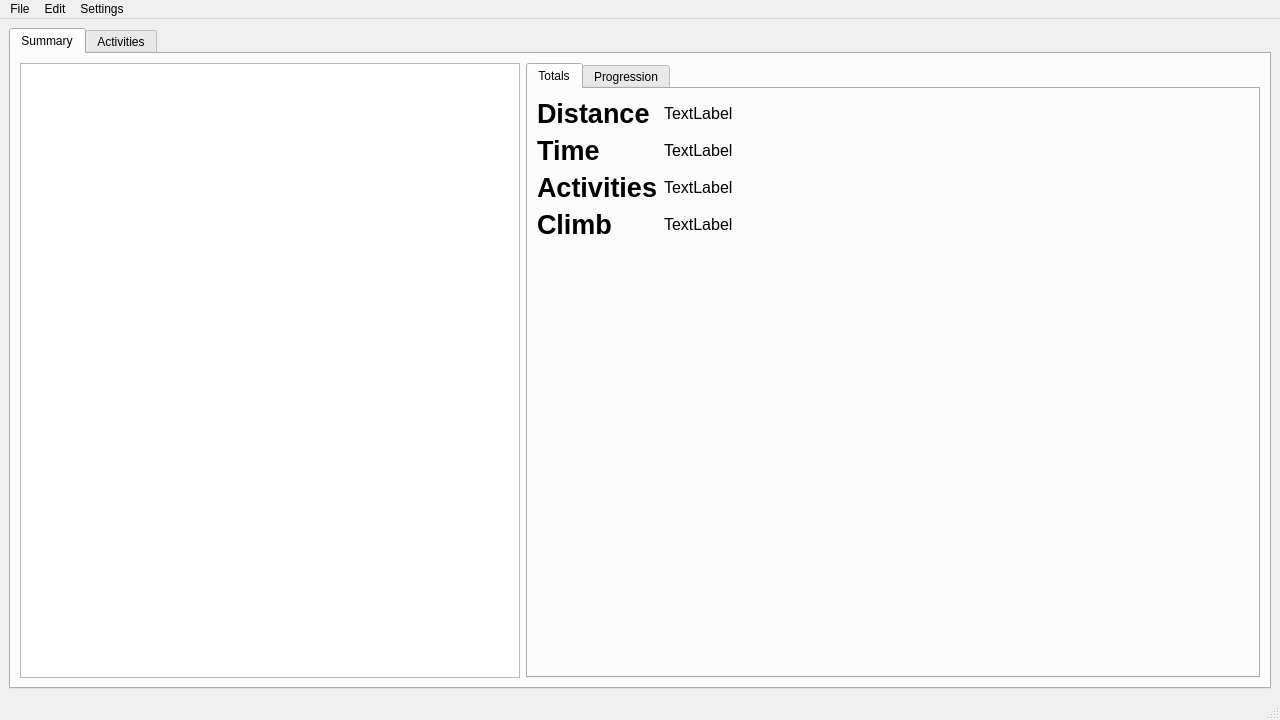
The window that main.ui (TomFryers/activate) describes before a commit, drawn with Qt 5.
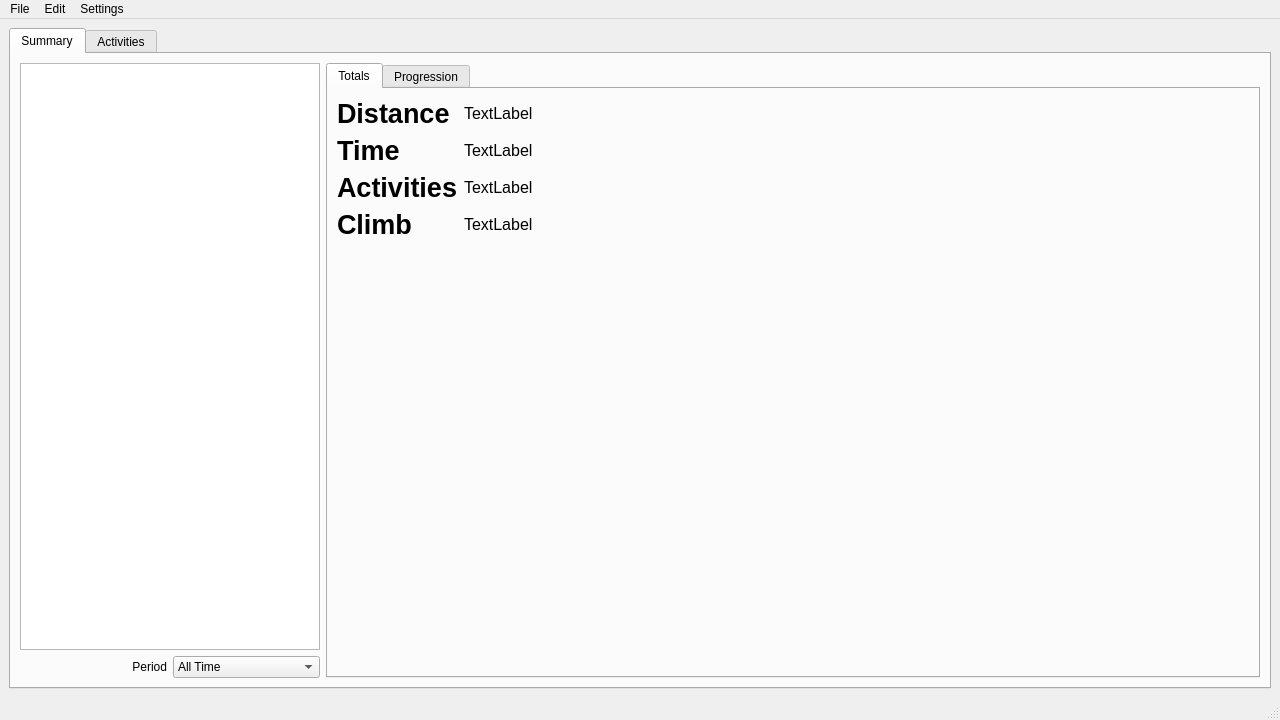
The same window after the commit. Custom widgets are drawn as their Qt base class.

Commit message: Add summary period choice

```diff
--- a/main.ui
+++ b/main.ui
@@ -26,14 +26,62 @@
        </attribute>
        <layout class="QHBoxLayout" name="horizontalLayout_5">
         <item>
-         <widget class="QListWidget" name="activity_types_list">
-          <property name="maximumSize">
-           <size>
-            <width>500</width>
-            <height>16777215</height>
-           </size>
-          </property>
-         </widget>
+         <layout class="QVBoxLayout" name="summary_options_layout">
+          <item>
+           <widget class="QListWidget" name="activity_types_list">
+            <property name="maximumSize">
+             <size>
+              <width>300</width>
+              <height>16777215</height>
+             </size>
+            </property>
+           </widget>
+          </item>
+          <item>
+           <layout class="QHBoxLayout" name="summary_period_layout">
+            <item>
+             <widget class="QLabel" name="label">
+              <property name="text">
+               <string>Period</string>
+              </property>
+              <property name="alignment">
+               <set>Qt::AlignRight|Qt::AlignTrailing|Qt::AlignVCenter</set>
+              </property>
+             </widget>
+            </item>
+            <item>
+             <widget class="QComboBox" name="summary_period_box">
+              <property name="maximumSize">
+               <size>
+                <width>300</width>
+                <height>16777215</height>
+               </size>
+              </property>
+              <item>
+               <property name="text">
+                <string>All Time</string>
+               </property>
+              </item>
+              <item>
+               <property name="text">
+                <string>Year</string>
+               </property>
+              </item>
+              <item>
+               <property name="text">
+                <string>Month</string>
+               </property>
+              </item>
+              <item>
+               <property name="text">
+                <string>Week</string>
+               </property>
+              </item>
+             </widget>
+            </item>
+           </layout>
+          </item>
+         </layout>
         </item>
         <item>
          <widget class="QTabWidget" name="summary_tabs">
```
Left out of the diff: 19 changed lines with no effect on the pictures. The commit also changes 3 other files.
